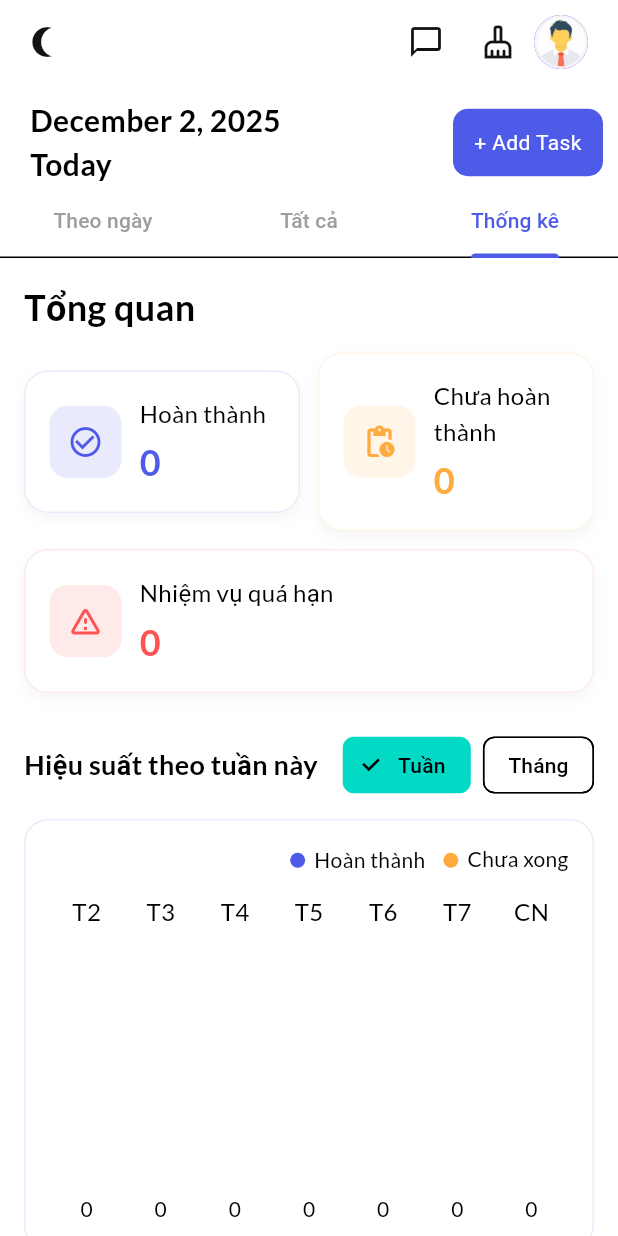
After one commit to dongduy12/task_paven, a Flutter app: the screen it shows after launch, tab 3 chosen, on a phone screen of 412 x 824 dp. The commit adds this screen. Run offline on Flutter 3.47's test engine with Material 3 defaults, Android fonts, the phone set to English and light mode, and no system bars; our stand-ins replace date_picker_timeline, flutter_local_notifications, flutter_staggered_animations, flutter_svg, get, get_storage and 5 more; accounts and stored records are empty.

Commit message:
Add dashboard progress overview

```diff
--- /dev/null
+++ b/lib/ui/pages/dashboard_page.dart
@@ -0,0 +1,444 @@
+import 'dart:math';
+
+import 'package:flutter/material.dart';
+import 'package:get/get.dart';
+import 'package:intl/intl.dart';
+import 'package:task_paven/models/task.dart';
+import 'package:task_paven/ui/theme.dart';
+
+import '../../controllers/task_controller.dart';
+
+class DashboardPage extends StatefulWidget {
+  const DashboardPage({super.key, required this.taskController});
+
+  final TaskController taskController;
+
+  @override
+  State<DashboardPage> createState() => _DashboardPageState();
+}
+
+enum _StatsRange { week, month }
+
+class _DashboardPageState extends State<DashboardPage> {
+  _StatsRange _range = _StatsRange.week;
+
+  @override
+  Widget build(BuildContext context) {
+    return Obx(() {
+      final tasks = widget.taskController.taskList.toList();
+      final completed = tasks.where((task) => task.isCompleted == 1).length;
+      final pending = tasks.where((task) => task.isCompleted != 1).length;
+      final overdue = tasks.where(_isOverdue).length;
+      final buckets = _range == _StatsRange.week
+          ? _weeklyBuckets(tasks)
+          : _monthlyBuckets(tasks);
+
+      return RefreshIndicator(
+        onRefresh: widget.taskController.getTasks,
+        child: SingleChildScrollView(
+          physics: const AlwaysScrollableScrollPhysics(),
+          padding: const EdgeInsets.all(16),
+          child: Column(
+            crossAxisAlignment: CrossAxisAlignment.start,
+            children: [
+              Text('Tổng quan', style: headingStyle),
+              const SizedBox(height: 12),
+              _SummaryGrid(
+                completed: completed,
+                pending: pending,
+                overdue: overdue,
+              ),
+              const SizedBox(height: 24),
+              _buildRangeSelector(),
+              const SizedBox(height: 12),
+              _ProgressChart(buckets: buckets),
+              if (tasks.isEmpty)
+                Padding(
+                  padding: const EdgeInsets.only(top: 12),
+                  child: Text(
+                    'Chưa có nhiệm vụ nào, hãy thêm nhiệm vụ để theo dõi tiến độ.',
+                    style: subTitleStyle,
+                  ),
+                ),
+            ],
+          ),
+        ),
+      );
+    });
+  }
+
+  Widget _buildRangeSelector() {
+    return Row(
+      mainAxisAlignment: MainAxisAlignment.spaceBetween,
+      children: [
+        Text(
+          _range == _StatsRange.week
+              ? 'Hiệu suất theo tuần này'
+              : 'Hiệu suất theo tháng này',
+          style: titleStyle,
+        ),
+        Wrap(
+          spacing: 8,
+          children: [
+            ChoiceChip(
+              label: const Text('Tuần'),
+              selected: _range == _StatsRange.week,
+              onSelected: (_) => setState(() => _range = _StatsRange.week),
+            ),
+            ChoiceChip(
+              label: const Text('Tháng'),
+              selected: _range == _StatsRange.month,
+              onSelected: (_) => setState(() => _range = _StatsRange.month),
+            ),
+          ],
+        )
+      ],
+    );
+  }
+
+  bool _isOverdue(Task task) {
+    if (task.isCompleted == 1 || task.date == null) return false;
+    try {
+      final taskDate = DateFormat.yMd().parse(task.date!);
+      final today = _asDate(DateTime.now());
+      return taskDate.isBefore(today);
+    } catch (_) {
+      return false;
+    }
+  }
+
+  List<_ChartBucket> _weeklyBuckets(List<Task> tasks) {
+    final now = DateTime.now();
+    final startOfWeek = now.subtract(Duration(days: now.weekday - 1));
+    final labels = ['T2', 'T3', 'T4', 'T5', 'T6', 'T7', 'CN'];
+
+    return List.generate(7, (index) {
+      final day = _asDate(startOfWeek.add(Duration(days: index)));
+      final completed = tasks
+          .where((task) => task.isCompleted == 1 && _occursOn(task, day))
+          .length;
+      final pending = tasks
+          .where((task) => task.isCompleted != 1 && _occursOn(task, day))
+          .length;
+      return _ChartBucket(labels[index], completed, pending);
+    });
+  }
+
+  List<_ChartBucket> _monthlyBuckets(List<Task> tasks) {
+    final now = DateTime.now();
+    final startOfMonth = DateTime(now.year, now.month, 1);
+    final endOfMonth = DateTime(now.year, now.month + 1, 0);
+    final totalDays = endOfMonth.day;
+    final buckets = List.generate(5, (index) => _ChartBucket('Tuần ${index + 1}', 0, 0));
+
+    for (int day = 0; day < totalDays; day++) {
+      final date = _asDate(startOfMonth.add(Duration(days: day)));
+      final bucketIndex = min(day ~/ 7, buckets.length - 1);
+
+      for (final task in tasks) {
+        if (_occursOn(task, date)) {
+          if (task.isCompleted == 1) {
+            buckets[bucketIndex] = buckets[bucketIndex].copyWith(
+              completed: buckets[bucketIndex].completed + 1,
+            );
+          } else {
+            buckets[bucketIndex] = buckets[bucketIndex].copyWith(
+              pending: buckets[bucketIndex].pending + 1,
+            );
+          }
+        }
+      }
+    }
+
+    return buckets;
+  }
+
+  bool _occursOn(Task task, DateTime day) {
+    if (task.date == null) return false;
+    final formatted = DateFormat.yMd().format(day);
+
+    if (task.repeat == 'Daily') return true;
+    if (task.date == formatted) return true;
+
+    try {
+      final taskDate = DateFormat.yMd().parse(task.date!);
+      final difference = day.difference(taskDate).inDays;
+
+      if (difference < 0) return false;
+
+      if (task.repeat == 'Weekly' && difference % 7 == 0) {
+        return true;
+      }
+
+      if (task.repeat == 'Monthly' && taskDate.day == day.day) {
+        return true;
+      }
+    } catch (_) {
+      return false;
+    }
+
+    return false;
+  }
+
+  DateTime _asDate(DateTime dateTime) => DateTime(dateTime.year, dateTime.month, dateTime.day);
+}
+
+class _SummaryGrid extends StatelessWidget {
+  const _SummaryGrid({
+    required this.completed,
+    required this.pending,
+    required this.overdue,
+  });
+
+  final int completed;
+  final int pending;
+  final int overdue;
+
+  @override
+  Widget build(BuildContext context) {
+    final cardColor = Get.isDarkMode ? darkHeaderClr : Colors.white;
+    return Column(
+      children: [
+        Row(
+          children: [
+            Expanded(
+              child: _StatCard(
+                title: 'Hoàn thành',
+                value: completed,
+                icon: Icons.check_circle_outline,
+                color: primaryClr,
+                background: cardColor,
+              ),
+            ),
+            const SizedBox(width: 12),
+            Expanded(
+              child: _StatCard(
+                title: 'Chưa hoàn thành',
+                value: pending,
+                icon: Icons.pending_actions_outlined,
+                color: Colors.orangeAccent,
+                background: cardColor,
+              ),
+            ),
+          ],
+        ),
+        const SizedBox(height: 12),
+        _StatCard(
+          title: 'Nhiệm vụ quá hạn',
+          value: overdue,
+          icon: Icons.warning_amber_rounded,
+          color: Colors.redAccent,
+          background: cardColor,
+        ),
+      ],
+    );
+  }
+}
+
+class _StatCard extends StatelessWidget {
+  const _StatCard({
+    required this.title,
+    required this.value,
+    required this.icon,
+    required this.color,
+    required this.background,
+  });
+
+  final String title;
+  final int value;
+  final IconData icon;
+  final Color color;
+  final Color background;
+
+  @override
+  Widget build(BuildContext context) {
+    return Container(
+      padding: const EdgeInsets.all(16),
+      decoration: BoxDecoration(
+        color: background,
+        borderRadius: BorderRadius.circular(16),
+        border: Border.all(color: color.withOpacity(0.12)),
+        boxShadow: [
+          BoxShadow(
+            color: Get.isDarkMode
+                ? Colors.black.withOpacity(0.3)
+                : Colors.grey.withOpacity(0.1),
+            blurRadius: 8,
+            offset: const Offset(0, 4),
+          )
+        ],
+      ),
+      child: Row(
+        crossAxisAlignment: CrossAxisAlignment.center,
+        children: [
+          Container(
+            padding: const EdgeInsets.all(12),
+            decoration: BoxDecoration(
+              color: color.withOpacity(0.12),
+              borderRadius: BorderRadius.circular(12),
+            ),
+            child: Icon(icon, color: color),
+          ),
+          const SizedBox(width: 12),
+          Expanded(
+            child: Column(
+              crossAxisAlignment: CrossAxisAlignment.start,
+              children: [
+                Text(title, style: subTitleStyle),
+                const SizedBox(height: 4),
+                Text(
+                  '$value',
+                  style: headingStyle.copyWith(color: color),
+                ),
+              ],
+            ),
+          ),
+        ],
+      ),
+    );
+  }
+}
+
+class _ProgressChart extends StatelessWidget {
+  const _ProgressChart({required this.buckets});
+
+  final List<_ChartBucket> buckets;
+
+  @override
+  Widget build(BuildContext context) {
+    final maxValue = buckets.isEmpty
+        ? 1
+        : buckets.map((b) => b.total).fold<int>(1, (prev, value) => max(prev, value));
+
+    return Container(
+      padding: const EdgeInsets.all(16),
+      decoration: BoxDecoration(
+        color: Get.isDarkMode ? darkHeaderClr : Colors.white,
+        borderRadius: BorderRadius.circular(16),
+        border: Border.all(color: primaryClr.withOpacity(0.12)),
+      ),
+      child: Column(
+        children: [
+          _buildLegend(),
+          const SizedBox(height: 12),
+          SizedBox(
+            height: 220,
+            child: Row(
+              crossAxisAlignment: CrossAxisAlignment.end,
+              children: buckets
+                  .map((bucket) => Expanded(
+                        child: _Bar(bucket: bucket, maxValue: maxValue),
+                      ))
+                  .toList(),
+            ),
+          ),
+        ],
+      ),
+    );
+  }
+
+  Widget _buildLegend() {
+    return Row(
+      mainAxisAlignment: MainAxisAlignment.end,
+      children: const [
+        _LegendDot(color: primaryClr, label: 'Hoàn thành'),
+        SizedBox(width: 12),
+        _LegendDot(color: Colors.orangeAccent, label: 'Chưa xong'),
+      ],
+    );
+  }
+}
+
+class _Bar extends StatelessWidget {
+  const _Bar({required this.bucket, required this.maxValue});
+
+  final _ChartBucket bucket;
+  final int maxValue;
+
+  @override
+  Widget build(BuildContext context) {
+    const maxHeight = 160.0;
+    final completedHeight = (bucket.completed / maxValue) * maxHeight;
+    final pendingHeight = (bucket.pending / maxValue) * maxHeight;
+
+    return Padding(
+      padding: const EdgeInsets.symmetric(horizontal: 6),
+      child: Column(
+        mainAxisAlignment: MainAxisAlignment.end,
+        children: [
+          Text(bucket.label, style: subTitleStyle),
+          const SizedBox(height: 8),
+          Expanded(
+            child: Align(
+              alignment: Alignment.bottomCenter,
+              child: Column(
+                mainAxisAlignment: MainAxisAlignment.end,
+                children: [
+                  if (pendingHeight > 0)
+                    Container(
+                      height: pendingHeight,
+                      decoration: BoxDecoration(
+                        color: Colors.orangeAccent.withOpacity(0.8),
+                        borderRadius: BorderRadius.circular(8),
+                      ),
+                    ),
+                  if (pendingHeight > 0 && completedHeight > 0)
+                    const SizedBox(height: 4),
+                  if (completedHeight > 0)
+                    Container(
+                      height: completedHeight,
+                      decoration: BoxDecoration(
+                        color: primaryClr,
+                        borderRadius: BorderRadius.circular(8),
+                      ),
+                    ),
+                ],
+              ),
+            ),
+          ),
+          const SizedBox(height: 8),
+          Text(
+            bucket.total.toString(),
+            style: bodyStyle,
+          ),
+        ],
+      ),
+    );
+  }
+}
+
+class _LegendDot extends StatelessWidget {
+  const _LegendDot({required this.color, required this.label});
+
+  final Color color;
+  final String label;
+
+  @override
+  Widget build(BuildContext context) {
+    return Row(
+      children: [
+        Container(
+          width: 10,
+          height: 10,
+          decoration: BoxDecoration(color: color, shape: BoxShape.circle),
+        ),
+        const SizedBox(width: 6),
+        Text(label, style: bodyStyle),
+      ],
+    );
+  }
+}
+
+class _ChartBucket {
+  const _ChartBucket(this.label, this.completed, this.pending);
+
+  final String label;
+  final int completed;
+  final int pending;
+
+  int get total => completed + pending;
+
+  _ChartBucket copyWith({int? completed, int? pending}) {
+    return _ChartBucket(label, completed ?? this.completed, pending ?? this.pending);
+  }
+}
--- a/lib/ui/pages/home_page.dart
+++ b/lib/ui/pages/home_page.dart
@@ -14,6 +14,7 @@ import '../../models/task.dart';
 import '../../services/notification_services.dart';
 import '../size_config.dart';
 import 'assistant_page.dart';
+import 'dashboard_page.dart';
 import '../theme.dart';
 
 class HomePage extends StatefulWidget {
@@ -42,7 +43,7 @@ class _HomePageState extends State<HomePage> {
   Widget build(BuildContext context) {
     SizeConfig().init(context);
     return DefaultTabController(
-      length: 2,
+      length: 3,
       child: Scaffold(
         // ignore: deprecated_member_use
         backgroundColor: context.theme.colorScheme.background,
@@ -58,6 +59,7 @@ class _HomePageState extends State<HomePage> {
               tabs: const [
                 Tab(text: 'Theo ngày'),
                 Tab(text: 'Tất cả'),
+                Tab(text: 'Thống kê'),
               ],
             ),
             Expanded(
@@ -71,6 +73,7 @@ class _HomePageState extends State<HomePage> {
                     ],
                   ),
                   _showAllTasksTimeline(),
+                  DashboardPage(taskController: _taskController),
                 ],
               ),
             ),
```
